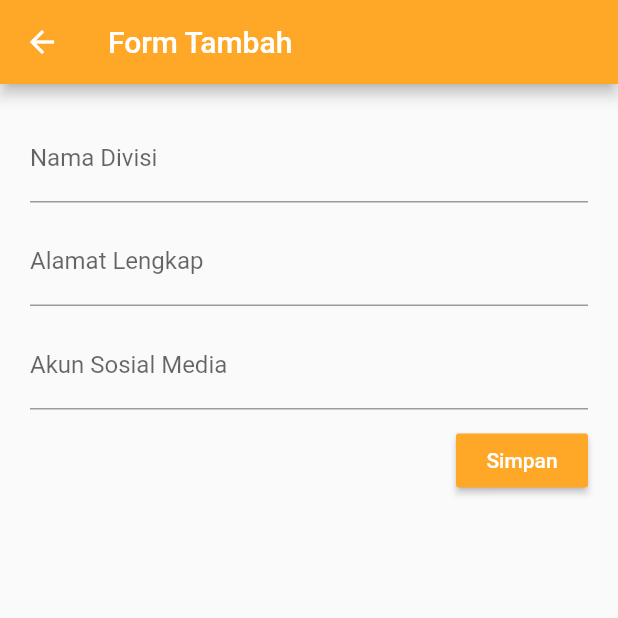
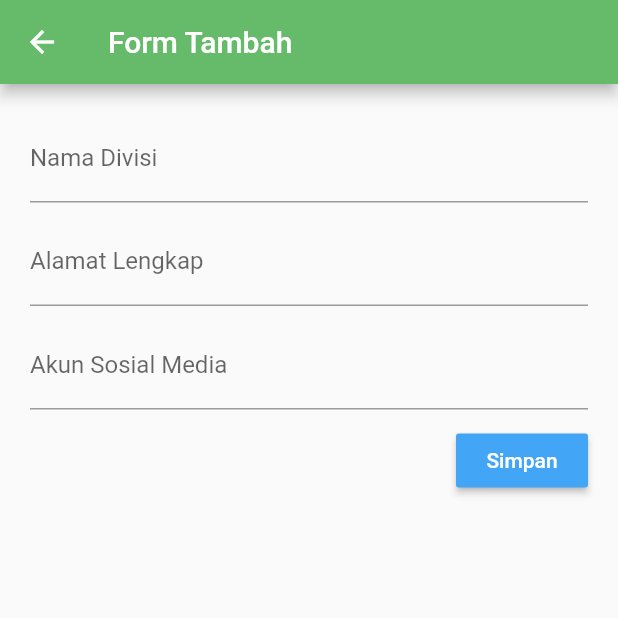
Before and after one commit to cecepshiro/tesflutter, a Flutter app: the screen it shows after launch, after a tap on the "add" icon, on a phone screen of 412 x 824 dp, the top half of it. Run offline on Flutter 3.47's test engine with Material 2 defaults, Android fonts, the phone set to English and light mode, and no system bars; our stand-ins replace shared_preferences; network calls fail.

Commit message:
change color

```diff
--- a/lib/view/biodata/FormScreen.dart
+++ b/lib/view/biodata/FormScreen.dart
@@ -33,7 +33,7 @@ class _FormScreenState extends State<FormScreen> {
     return Scaffold(
       key: _scaffoldState,
       appBar: AppBar(
-        backgroundColor: Colors.orange[400],
+        backgroundColor: Colors.green[400],
         iconTheme: IconThemeData(color: Colors.white),
         title: Text(
           widget.biodata == null ? "Form Tambah" : "Form Update",
@@ -126,7 +126,7 @@ class _FormScreenState extends State<FormScreen> {
                     widget.biodata == null ? "Simpan" : "Ubah",
                     style: TextStyle(color: Colors.white),
                   ),
-                  color: Colors.orange[400],
+                  color: Colors.blue[400],
                 ),
               ],
             )
--- a/lib/view/biodata/HomeScreen.dart
+++ b/lib/view/biodata/HomeScreen.dart
@@ -24,7 +24,7 @@ class _HomeScreenState extends State<HomeScreen> {
           'Bioapp',
           style: TextStyle(color: Colors.white),
         ),
-        backgroundColor: Colors.orange[400],
+        backgroundColor: Colors.green[400],
         automaticallyImplyLeading: true,
         actions: <Widget>[
           GestureDetector(
@@ -124,7 +124,7 @@ class _HomeScreenState extends State<HomeScreen> {
                               RaisedButton(
                                 child: Text("Hapus",
                                     style: TextStyle(color: Colors.white)),
-                                color: Colors.orange[400],
+                                color: Colors.red[400],
                                 onPressed: () {
                                   // int tmpId = biodata.id;
                                   // String id = tmpId.toString();
```
